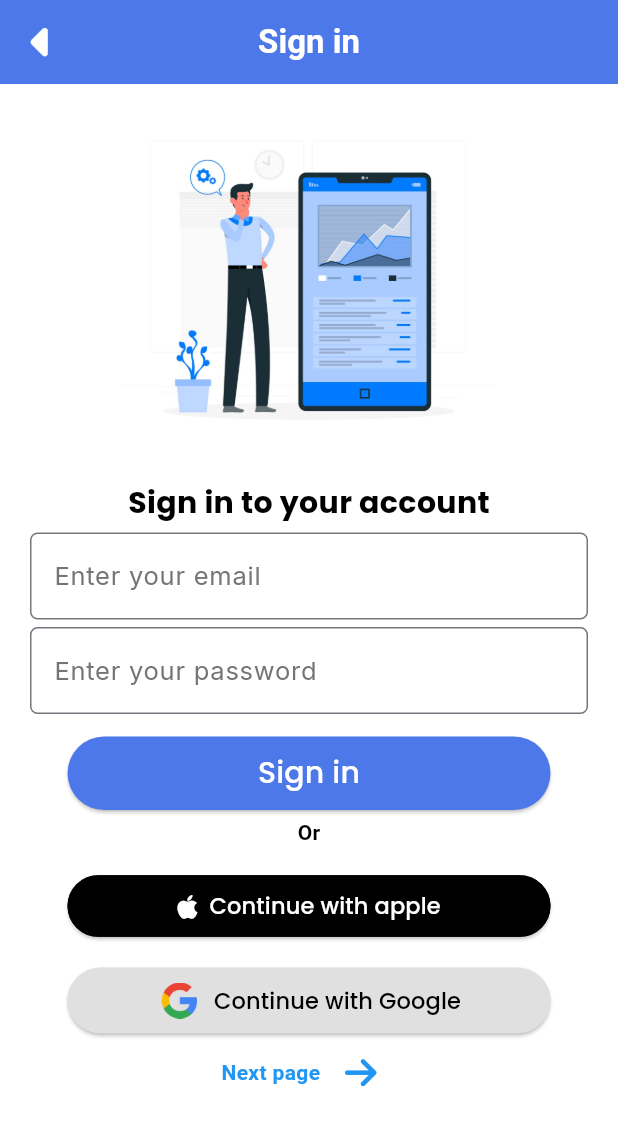
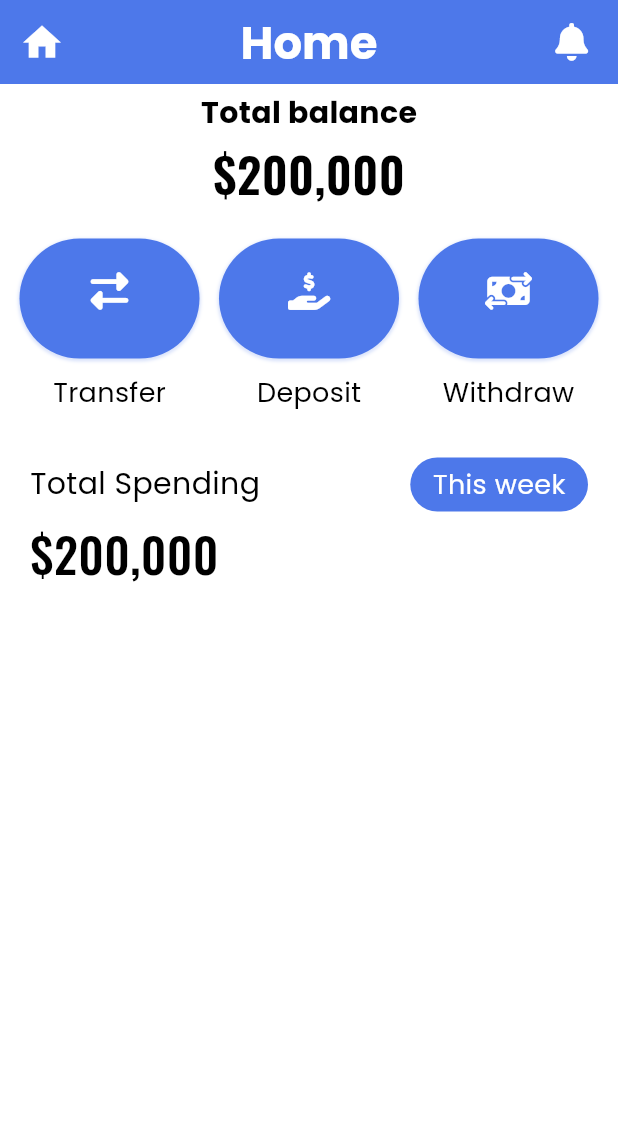
Before and after one commit to its-dhaya/UI-UX-catalogue_Flutter, a Flutter app: the Buisnessacc screen opened directly, after a tap on "Next page", on a phone screen of 412 x 824 dp. Shown: the top 1126 px of the screen. Run offline on Flutter 3.47's test engine with Material 3 defaults, Android fonts, the phone set to English and light mode, and no system bars; our stand-ins replace font_awesome_flutter, google_fonts.

Commit message:
sixth commit

```diff
--- /dev/null
+++ b/lib/Buisness/Buisneeshome.dart
@@ -0,0 +1,193 @@
+import 'package:flutter/material.dart';
+import 'package:font_awesome_flutter/font_awesome_flutter.dart';
+import 'package:google_fonts/google_fonts.dart';
+
+class Businesshome extends StatefulWidget {
+  const Businesshome({super.key});
+
+  @override
+  State<Businesshome> createState() => _BusinesshomeState();
+}
+
+class _BusinesshomeState extends State<Businesshome> {
+  @override
+  Widget build(BuildContext context) {
+    return Scaffold(
+      appBar: AppBar(
+        automaticallyImplyLeading: false,
+        leading: Icon(Icons.home, color: Colors.white, size: 30),
+        backgroundColor: Color(0xFF4D78EA),
+        title: Text(
+          'Home',
+          style: GoogleFonts.poppins(
+            color: Colors.white,
+            fontSize: 30,
+            fontWeight: FontWeight.bold,
+          ),
+        ),
+        centerTitle: true,
+        actions: [
+          Padding(
+            padding: EdgeInsets.only(right: 20),
+            child: FaIcon(FontAwesomeIcons.solidBell, color: Colors.white, size: 25),
+          )
+        ],
+      ),
+      backgroundColor: Colors.white,
+      body: Container(
+        child: Center(
+          child: Column(
+            children: [
+              SizedBox(height: 5),
+              Text(
+                'Total balance',
+                style: GoogleFonts.poppins(
+                  color: Colors.black,
+                  fontSize: 20,
+                  fontWeight: FontWeight.w700,
+                ),
+              ),
+              SizedBox(height: 3),
+              Text(
+                "\$200,000",
+                style: GoogleFonts.oswald(
+                  color: Colors.black,
+                  fontWeight: FontWeight.w600,
+                  fontSize: 32,
+                ),
+              ),
+              SizedBox(height: 20),
+              Row(
+                mainAxisAlignment: MainAxisAlignment.spaceEvenly,
+                children: [
+                  _buildGestureWithLabel(
+                    context,
+                    icon: FontAwesomeIcons.exchangeAlt,
+                    label: 'Transfer',
+                    onTap: () {
+                      // Handle withdraw tap
+                    },
+                  ),
+                  _buildGestureWithLabel(
+                    context,
+                    icon: FontAwesomeIcons.handHoldingUsd,
+                    label: 'Deposit',
+                    onTap: () {
+                      // Handle deposit tap
+                    },
+                  ),
+                  _buildGestureWithLabel(
+                    context,
+                    icon: FontAwesomeIcons.moneyBillTransfer,
+                    label: 'Withdraw',
+                    onTap: () {
+                      // Handle transfer tap
+                    },
+                  ),
+                ],
+              ),
+              SizedBox(height: 30),
+              Row(
+                mainAxisAlignment: MainAxisAlignment.spaceBetween,
+                children: [
+                  Padding(
+                    padding: EdgeInsets.only(left: 20),
+                    child: Text(
+                      'Total Spending',
+                      style: GoogleFonts.poppins(
+                        color: Colors.black,
+                        fontSize: 20,
+                      ),
+                    ),
+                  ),
+                  Padding(
+                    padding: EdgeInsets.only(right: 20),
+                    child: Container(
+                      padding: EdgeInsets.symmetric(vertical: 5, horizontal: 15),
+                      decoration: BoxDecoration(
+                        color: Color(0xFF4D78EA),
+                        borderRadius: BorderRadius.circular(30),
+                      ),
+                      child: Text(
+                        'This week',
+                        style: GoogleFonts.poppins(
+                          color: Colors.white,
+                          fontSize: 18,
+                        ),
+                      ),
+                    ),
+                  ),
+                ],
+              ),
+              SizedBox(height: 5),
+              Row(
+                children: [
+                  Padding(
+                    padding: EdgeInsets.only(left: 20),
+                    child: Text(
+                      textAlign: TextAlign.left,
+                      "\$200,000",
+                      style: GoogleFonts.oswald(
+                        color: Colors.black,
+                        fontSize: 32,
+                        fontWeight: FontWeight.w500,
+                      ),
+                    ),
+                  ),
+                ],
+              ),
+            ],
+          ),
+        ),
+      ),
+    );
+  }
+
+  Widget _buildGestureWithLabel(BuildContext context,
+      {required IconData icon, required String label, required VoidCallback onTap}) {
+    return Column(
+      children: [
+        _buildGestureContainer(context, icon: icon, label: label, onTap: onTap),
+        SizedBox(height: 10),
+        Text(
+          label,
+          style: GoogleFonts.poppins(
+            color: Colors.black,
+            fontSize: 18,
+            fontWeight: FontWeight.w400,
+          ),
+        ),
+      ],
+    );
+  }
+
+  Widget _buildGestureContainer(BuildContext context,
+      {required IconData icon, required String label, required VoidCallback onTap}) {
+    return GestureDetector(
+      onTap: onTap,
+      child: Container(
+        width: 120,
+        height: 80,
+        decoration: BoxDecoration(
+          color: Color(0xFF4D78EA),
+          borderRadius: BorderRadius.circular(50),
+          boxShadow: [
+            BoxShadow(
+              color: Color(0xFF4D78EA).withOpacity(0.2),
+              spreadRadius: 1,
+              blurRadius: 1,
+              offset: Offset(0, 1), // changes position of shadow
+            ),
+          ],
+        ),
+        child: Column(
+          mainAxisAlignment: MainAxisAlignment.center,
+          children: [
+            FaIcon(icon, color: Colors.white, size: 25),
+            SizedBox(height: 10),
+          ],
+        ),
+      ),
+    );
+  }
+}
--- a/lib/Buisness/Buisnessacc.dart
+++ b/lib/Buisness/Buisnessacc.dart
@@ -2,6 +2,7 @@ import 'package:flutter/material.dart';
 import 'package:flutter/rendering.dart';
 import 'package:font_awesome_flutter/font_awesome_flutter.dart';
 import 'package:google_fonts/google_fonts.dart';
+import 'package:uiux/Buisness/Buisneeshome.dart';
 import 'package:uiux/Buisness/Buisnesssignin.dart';
 
 class Buisnessacc extends StatefulWidget {
@@ -174,6 +175,7 @@ class _BuisnessaccState extends State<Buisnessacc> {
             children: [
               GestureDetector(
                 onTap: () {
+                  Navigator.push(context, MaterialPageRoute(builder:(context)=>Businesshome()));
                 },
                 child: Text(
           'Next page',
@@ -183,6 +185,7 @@ class _BuisnessaccState extends State<Buisnessacc> {
               SizedBox(width: 3),
               IconButton(
                 onPressed: () {
+                  Navigator.push(context, MaterialPageRoute(builder:(context)=>Businesshome()));
                 },
                 icon: FaIcon(FontAwesomeIcons.arrowRight, color: Colors.blue),
               ),
```
